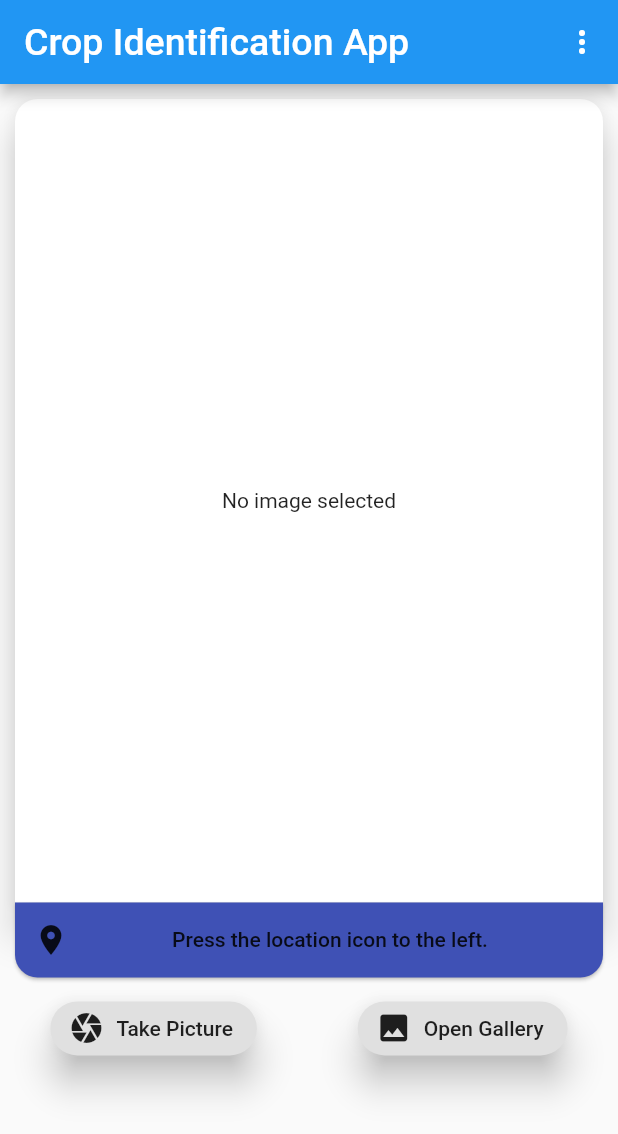
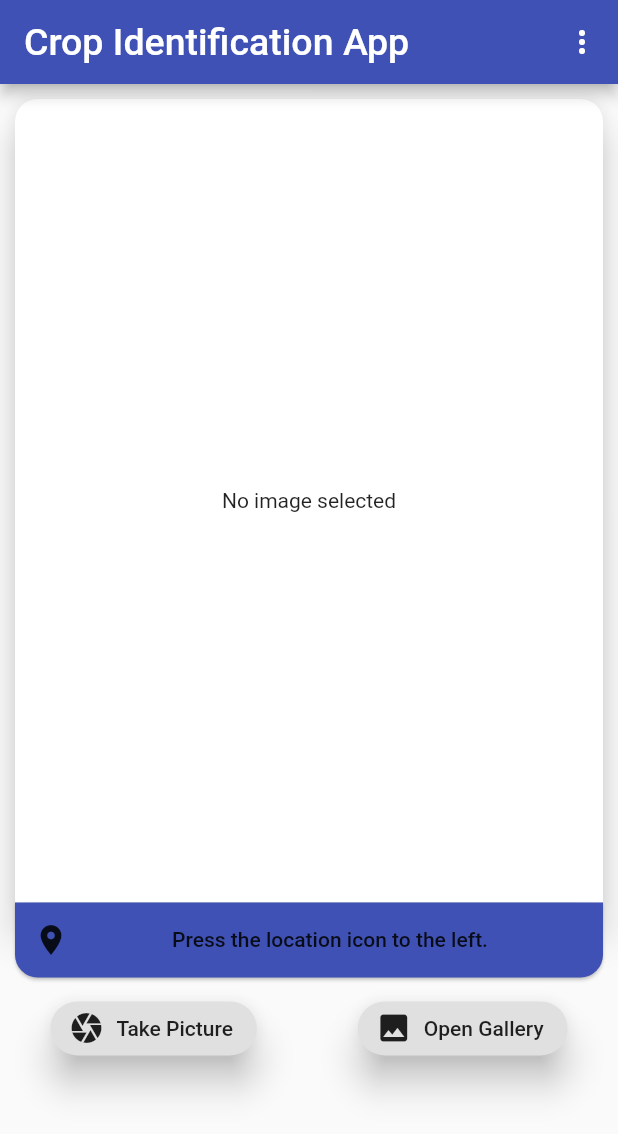
Before and after one commit to Mayur1009/CropIdentification, a Flutter app: the screen it shows after launch, on a phone screen of 412 x 824 dp. Shown: the top 1134 px of the screen. Run offline on Flutter 3.47's test engine with Material 2 defaults, Android fonts, the phone set to English and light mode, and no system bars; our stand-ins replace dynamic_theme, image_picker, location; missing offline and left inert: geocoder.

Commit message:
Changing theme is working

```diff
--- a/lib/main.dart
+++ b/lib/main.dart
@@ -1,5 +1,6 @@
 import 'package:flutter/material.dart';
 import 'package:provider/provider.dart';
+import 'package:dynamic_theme/dynamic_theme.dart';
 
 import './screens/home_page.dart';
 import './providers/image_object.dart';
@@ -10,18 +11,23 @@ class MyApp extends StatelessWidget {
   // This widget is the root of your application.
   @override
   Widget build(BuildContext context) {
-    return ChangeNotifierProvider(
-      create: (ctx) => ImageObject(),
-      child: MaterialApp(
-        title: 'Crop Identification',
-        theme: ThemeData(
-          primarySwatch: Colors.blue,
+    return new DynamicTheme(
+        defaultBrightness: Brightness.light,
+        data: (brightness) => new ThemeData(
+          primarySwatch: Colors.indigo,
+          brightness: brightness,
         ),
-        home: MyHomePage(),
-      ),
+        themedWidgetBuilder: (context, theme) {
+          return ChangeNotifierProvider(
+            create: (ctx) => ImageObject(),
+            child: new MaterialApp(
+              title: 'Flutter Demo',
+              theme: theme,
+              home: new MyHomePage(),
+            ),
+          );
+        }
     );
+
   }
 }
-
-// TODO: Make the ImageWidget tapable and open a image viewer on tapped.
-// TODO: **Not so imp** Try to implement gallery as a tab in homepage.
--- a/pubspec.yaml
+++ b/pubspec.yaml
@@ -27,6 +27,8 @@ dependencies:
   location: ^2.5.4
   provider:
   geocoder:
+  dynamic_theme: ^1.0.1
+
 
 dev_dependencies:
   flutter_test:
```
Also changed, not shown: pubspec.lock.
